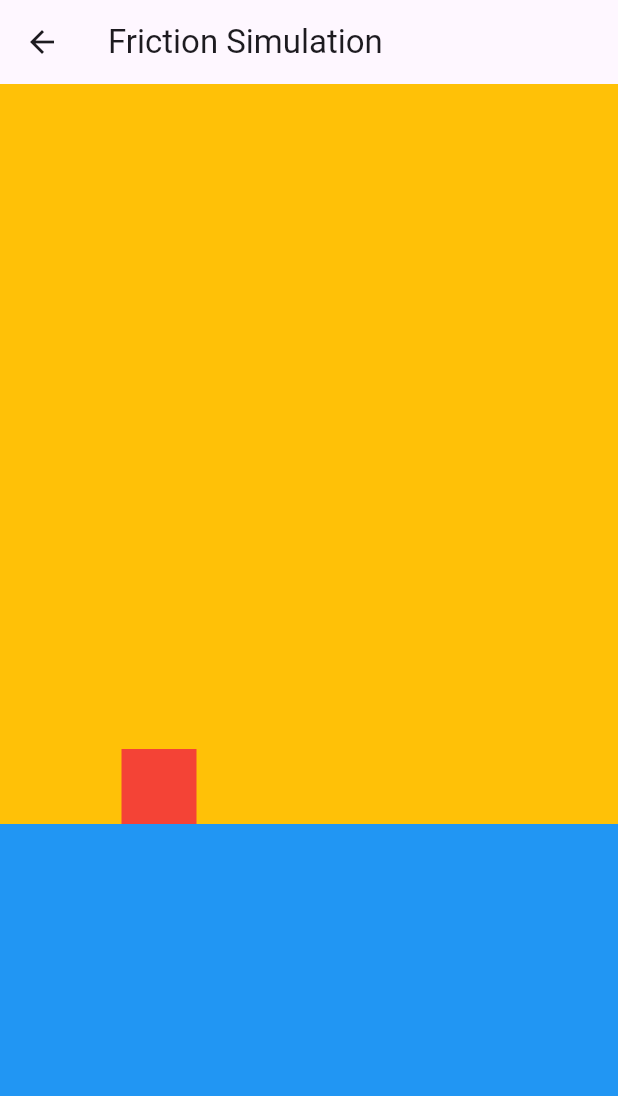
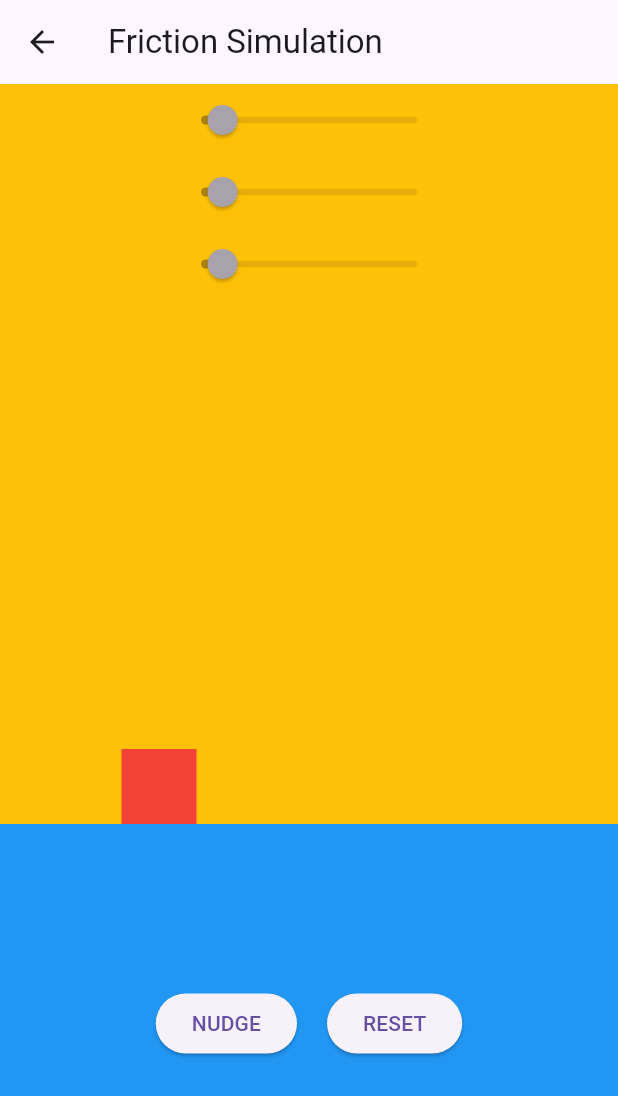
Before and after one commit to we-mohd-i001/flutter_advanced, a Flutter app: the screen it shows after launch, after a tap on "Friction Simulation", on a phone screen of 412 x 824 dp. Shown: the top 1096 px of the screen. Run offline on Flutter 3.47's test engine with Material 2 defaults, Android fonts, the phone set to English and light mode, and no system bars.

```diff
--- a/lib/advancedtopics/friction_simulation/friction_simulation.dart
+++ b/lib/advancedtopics/friction_simulation/friction_simulation.dart
@@ -1,34 +1,95 @@
 import 'package:flutter/material.dart';
+import 'package:flutter/physics.dart';
 
-class FrictionSimulation extends StatefulWidget {
-  const FrictionSimulation({super.key});
+
+class FrictionSimulationPage extends StatefulWidget {
+  const FrictionSimulationPage({super.key});
 
   @override
-  State<FrictionSimulation> createState() => _FrictionSimulationState();
+  State<FrictionSimulationPage> createState() => _FrictionSimulationState();
 }
 
-class _FrictionSimulationState extends State<FrictionSimulation> {
+class _FrictionSimulationState extends State<FrictionSimulationPage> with SingleTickerProviderStateMixin{
+  late AnimationController blockAnimationController;
+
+  @override
+  void initState(){
+    super.initState();
+    blockAnimationController = AnimationController.unbounded(vsync: this);
+  }
+
+  void _nudgeBlock(){
+    FrictionSimulation sim = FrictionSimulation(0, 0, 0);
+    blockAnimationController.animateWith(sim);
+  }
+  void _resetBlock(){
+    FrictionSimulation sim = FrictionSimulation(0, 0, 0);
+    blockAnimationController.animateWith(sim);
+  }
+
+
   @override
   Widget build(BuildContext context) {
     Size size = MediaQuery.of(context).size;
     return Scaffold(
       backgroundColor: Colors.amber,
-      appBar: AppBar(title: const Text('Friction Simulation'),),
+      appBar: AppBar(
+        title: const Text('Friction Simulation'),
+      ),
       body: Stack(
         alignment: Alignment.center,
         children: [
           Positioned(
-              bottom: 0,
-              left: 0,
-              right: 0,
-              height: size.height/3,
-              child: Container(color: Colors.blue,),),
+              top: 0,
+              child: Column (
+            children: const [
+              Slider(min: 0.0, max: 10, onChanged: null, value: 1.0,),
+              Slider(min: 0.0, max: 10, onChanged: null, value: 1.0,),
+              Slider(min: 0.0, max: 10, onChanged: null, value: 1.0,),
+
+            ],
+          )),
           Positioned(
-              width: 50,
-              height: 50,
-              bottom: size.height/3,
-              left: size.height/4 - 125,
-              child: Container(color: Colors.red,))
+            bottom: 0,
+            left: 0,
+            right: 0,
+            height: size.height / 3,
+            child: Container(
+              color: Colors.blue,
+            ),
+          ),
+          AnimatedBuilder(
+            animation: blockAnimationController,
+            builder: (context, snapshot) {
+              return Positioned(
+                width: 50,
+                height: 50,
+                bottom: size.height / 3,
+                left: size.height / 4 - 125 + blockAnimationController.value,
+                child: Container(
+                  color: Colors.red,
+                ),
+              );
+            },
+          ),
+          Positioned(
+              bottom: size.height / 7,
+              child: Column(
+                children: [
+                  Row(
+                    children: [
+                      ElevatedButton(onPressed: _nudgeBlock, child: const Text('NUDGE')),
+                      const SizedBox(width: 20),
+                      ElevatedButton(onPressed: _resetBlock, child: const Text('RESET')),
+                    ],
+                  ),
+
+                ],
+              ),
+
+          ),
+
+
         ],
       ),
     );
--- a/lib/main.dart
+++ b/lib/main.dart
@@ -22,7 +22,7 @@ class MyApp extends StatelessWidget {
         '/' : (context) => const HomeScreen(),
         '/liquid': (context) => const CustomPaint1(),
         '/mario' : (context) => const MarioJumpAnimation(),
-        '/friction' : (context) => const FrictionSimulation(),
+        '/friction' : (context) => const FrictionSimulationPage(),
       },
     );
   }
```
